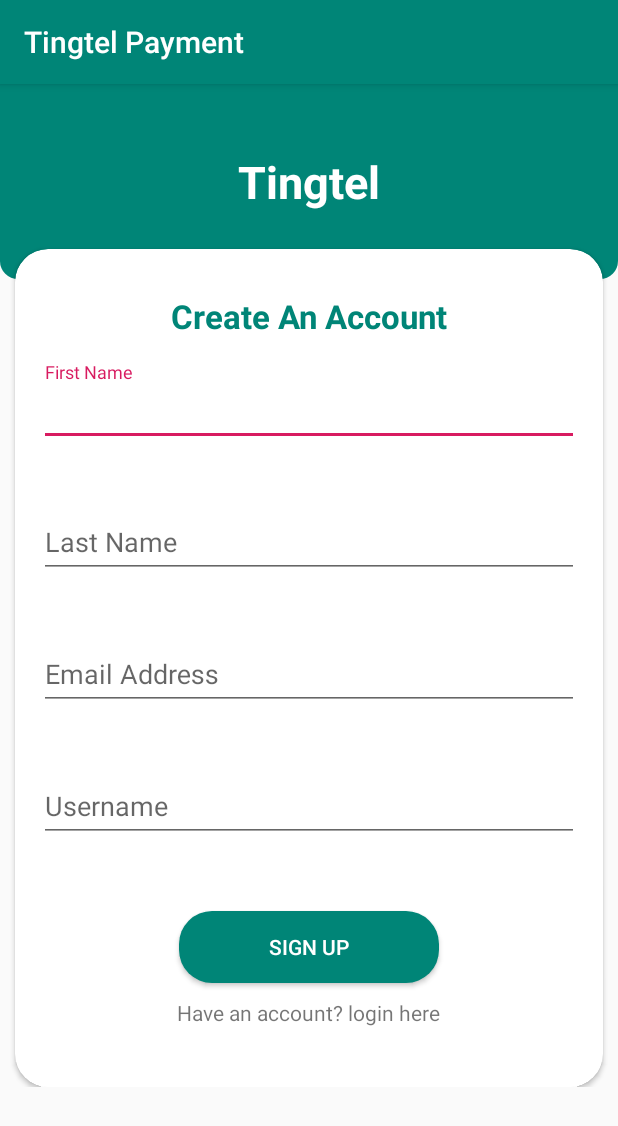
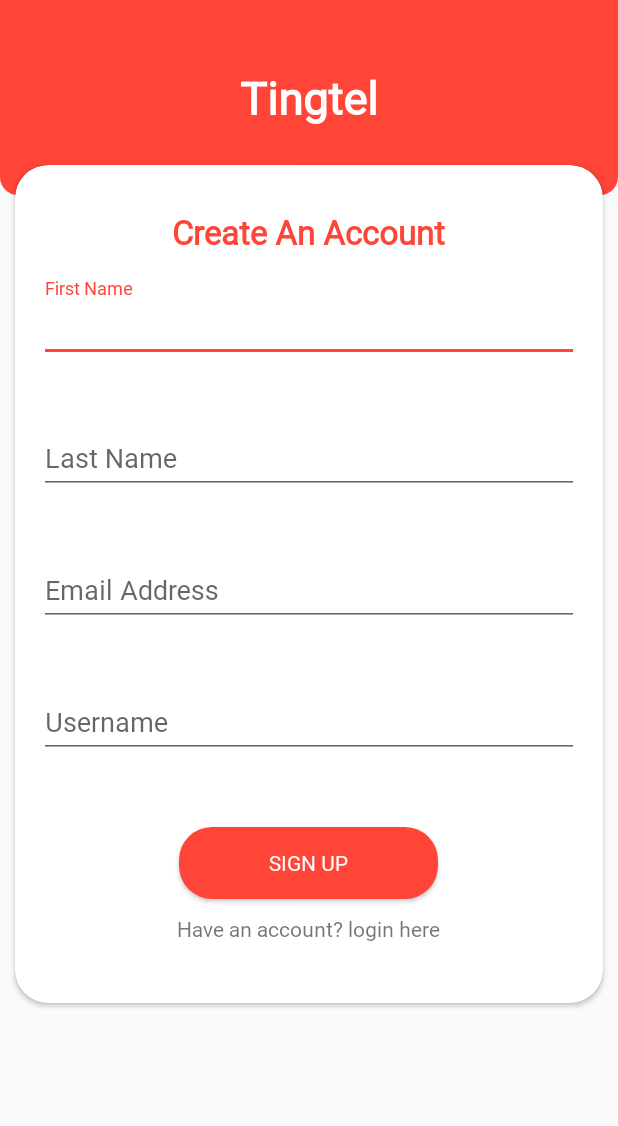
Before and after one commit to Nerojust/Tingtel_Payment, an Android app: the SignUpHomeFragment screen opened directly, with no data from a screen before it, on a phone screen of 412 x 824 dp. Shown: the top 1126 px of the screen. Run offline under Robolectric (Android 15) with nearby library versions, the phone set to English and light mode, and no system bars.

Commit message:
First Commit

```diff
--- a/app/src/main/AndroidManifest.xml
+++ b/app/src/main/AndroidManifest.xml
@@ -15,7 +15,8 @@
         android:roundIcon="@mipmap/ic_launcher_round"
         android:supportsRtl="true"
         android:theme="@style/AppTheme">
-        <activity android:name=".SignUpActivity"></activity>
+        <activity android:name=".SignUpActivity"
+            android:theme="@style/AppTheme.NoActionBar"></activity>
         <activity android:name=".SignInActivity" />
         <activity android:name=".OnBoardActivity" />
         <activity
--- a/app/src/main/res/layout/fragment_sign_up_home.xml
+++ b/app/src/main/res/layout/fragment_sign_up_home.xml
@@ -37,6 +37,7 @@
               android:layout_height="match_parent"
               android:layout_marginHorizontal="10dp"
               app:cardBackgroundColor="@color/white"
+              android:layout_marginBottom="30dp"
               app:cardCornerRadius="22dp">
               <LinearLayout
                   android:layout_width="match_parent"
--- a/app/src/main/res/values/colors.xml
+++ b/app/src/main/res/values/colors.xml
@@ -1,8 +1,9 @@
 <?xml version="1.0" encoding="utf-8"?>
 <resources>
-    <color name="colorPrimary">#008577</color>
-    <color name="colorPrimaryDark">#00574B</color>
-    <color name="colorAccent">#D81B60</color>
+    <color name="colorPrimary">#FE4537</color>
+    <color name="colorPrimaryDark">#D9392D</color>
+    <color name="colorAccent">#FE4537</color>
+    <color name="black">#000000</color>
 
     <color name="tingtel_red_color">#E64405</color>
 
@@ -13,7 +14,7 @@
     <color name="tingtel_light_gray">#EAEAEE</color>
     <color name="colorSplash">#E83F07</color>
 
-    <color name="black">#000000</color>
+
     <color name="white">#FFFFFF</color>
 
 </resources>
```
